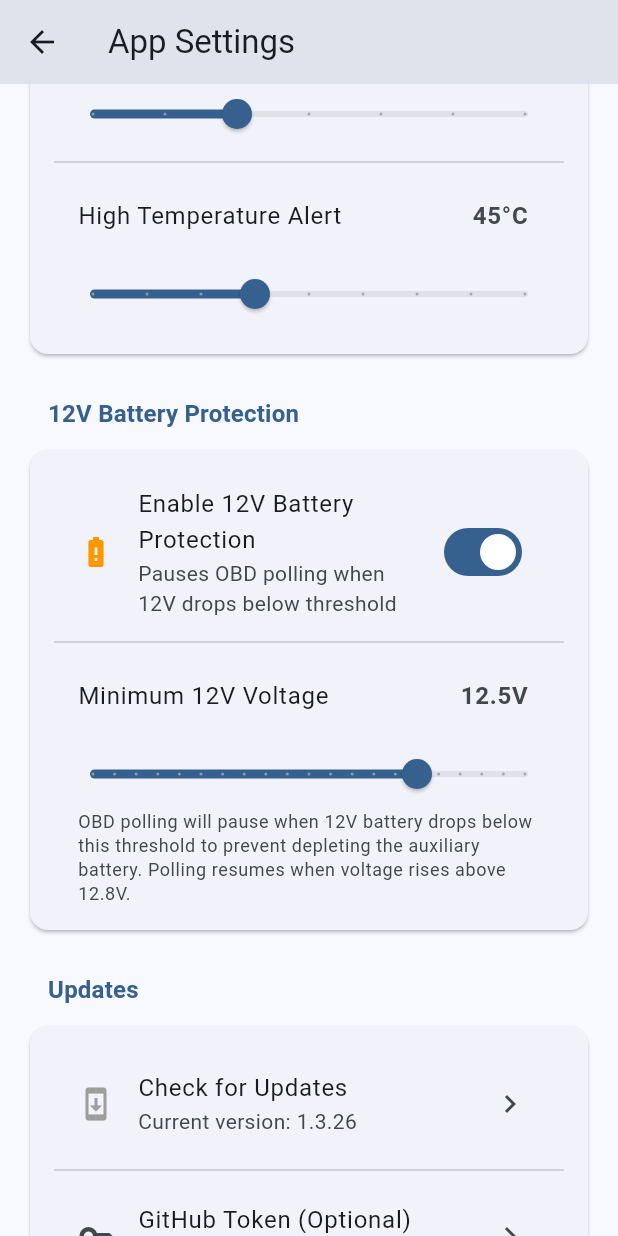
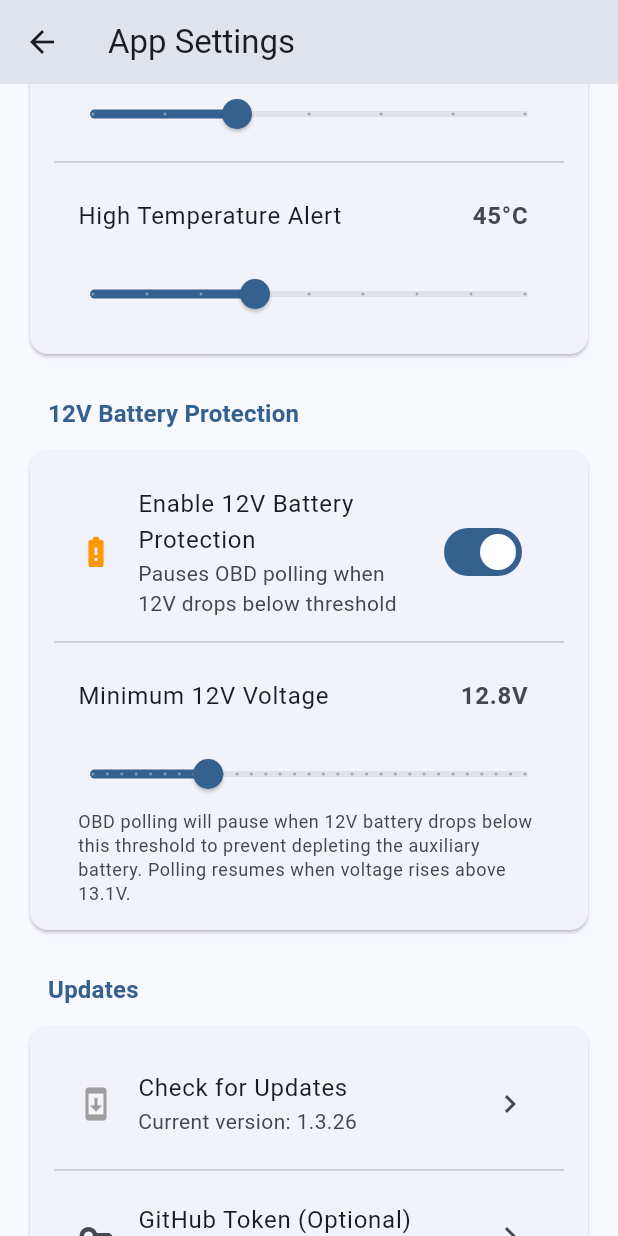
Before and after one commit to stevelea/xpcardata, a Flutter app: the AppSettingsScreen screen opened directly, scrolled down 1152 dp, on a phone screen of 412 x 824 dp. Run offline on Flutter 3.47's test engine with Material 3 defaults, Android fonts, the phone set to English and light mode, and no system bars; our stand-ins replace cloud_firestore, file_picker, firebase_analytics, firebase_core, fl_chart, flutter_local_notifications and 6 more; missing offline and left inert: android_intent_plus, flutter_automotive, flutter_background_service, mqtt_client; accounts and stored records are empty; network calls fail; statements that could not run were skipped.

Commit message:
Update 12V battery protection range (12.0-15.0V, default 12.8V)
- Changed slider range from 11.0-13.0V to 12.0-15.0V
- Changed default threshold from 12.5V to 12.8V
- 30 divisions for 0.1V increments across new range

Co-Authored-By: Claude Opus 4.5 <noreply@anthropic.com>

```diff
--- a/lib/screens/settings/app_settings_screen.dart
+++ b/lib/screens/settings/app_settings_screen.dart
@@ -34,7 +34,7 @@ class _AppSettingsScreenState extends ConsumerState<AppSettingsScreen> {
   double _lowBatteryThreshold = 20.0;
   double _criticalBatteryThreshold = 10.0;
   double _highTempThreshold = 45.0;
-  double _auxBatteryProtectionThreshold = 12.5;
+  double _auxBatteryProtectionThreshold = 12.8;
   bool _auxBatteryProtectionEnabled = true;
 
   // Updates
@@ -108,7 +108,7 @@ class _AppSettingsScreenState extends ConsumerState<AppSettingsScreen> {
         _criticalBatteryThreshold = hive.getSetting<double>('alert_critical_battery') ?? 10.0;
         _highTempThreshold = hive.getSetting<double>('alert_high_temp') ?? 45.0;
         _auxBatteryProtectionEnabled = hive.getSetting<bool>('aux_battery_protection_enabled') ?? true;
-        _auxBatteryProtectionThreshold = hive.getSetting<double>('aux_battery_protection_threshold') ?? 12.5;
+        _auxBatteryProtectionThreshold = hive.getSetting<double>('aux_battery_protection_threshold') ?? 12.8;
       });
       debugPrint('[AppSettings] Loaded settings from Hive');
       return;
@@ -125,7 +125,7 @@ class _AppSettingsScreenState extends ConsumerState<AppSettingsScreen> {
         _criticalBatteryThreshold = prefs.getDouble('alert_critical_battery') ?? 10.0;
         _highTempThreshold = prefs.getDouble('alert_high_temp') ?? 45.0;
         _auxBatteryProtectionEnabled = prefs.getBool('aux_battery_protection_enabled') ?? true;
-        _auxBatteryProtectionThreshold = prefs.getDouble('aux_battery_protection_threshold') ?? 12.5;
+        _auxBatteryProtectionThreshold = prefs.getDouble('aux_battery_protection_threshold') ?? 12.8;
       });
       debugPrint('[AppSettings] Loaded settings from SharedPreferences');
     } catch (e) {
@@ -922,9 +922,9 @@ class _AppSettingsScreenState extends ConsumerState<AppSettingsScreen> {
                     ),
                     Slider(
                       value: _auxBatteryProtectionThreshold,
-                      min: 11.0,
-                      max: 13.0,
-                      divisions: 20, // 0.1V increments
+                      min: 12.0,
+                      max: 15.0,
+                      divisions: 30, // 0.1V increments
                       label: '${_auxBatteryProtectionThreshold.toStringAsFixed(1)}V',
                       onChanged: (value) {
                         setState(() => _auxBatteryProtectionThreshold = value);
--- a/lib/services/data_source_manager.dart
+++ b/lib/services/data_source_manager.dart
@@ -54,7 +54,7 @@ class DataSourceManager {
 
   // 12V battery protection
   bool _auxBatteryProtectionEnabled = true;
-  double _auxBatteryProtectionThreshold = 12.5;
+  double _auxBatteryProtectionThreshold = 12.8;
   bool _auxBatteryProtectionActive = false; // Currently paused due to low 12V
   static const double _auxBatteryHysteresis = 0.3; // Resume when voltage rises above threshold + hysteresis
 
@@ -888,7 +888,7 @@ class DataSourceManager {
     // Try Hive first (works on AI boxes)
     if (hive.isAvailable) {
       _auxBatteryProtectionEnabled = hive.getSetting<bool>('aux_battery_protection_enabled') ?? true;
-      _auxBatteryProtectionThreshold = hive.getSetting<double>('aux_battery_protection_threshold') ?? 12.5;
+      _auxBatteryProtectionThreshold = hive.getSetting<double>('aux_battery_protection_threshold') ?? 12.8;
       _logger.log('[DataSourceManager] 12V protection from Hive: enabled=$_auxBatteryProtectionEnabled, threshold=${_auxBatteryProtectionThreshold}V');
       return;
     }
@@ -897,7 +897,7 @@ class DataSourceManager {
     try {
       final prefs = await SharedPreferences.getInstance();
       _auxBatteryProtectionEnabled = prefs.getBool('aux_battery_protection_enabled') ?? true;
-      _auxBatteryProtectionThreshold = prefs.getDouble('aux_battery_protection_threshold') ?? 12.5;
+      _auxBatteryProtectionThreshold = prefs.getDouble('aux_battery_protection_threshold') ?? 12.8;
       _logger.log('[DataSourceManager] 12V protection from SharedPreferences: enabled=$_auxBatteryProtectionEnabled, threshold=${_auxBatteryProtectionThreshold}V');
     } catch (e) {
       _logger.log('[DataSourceManager] Failed to load 12V protection settings: $e');
```
